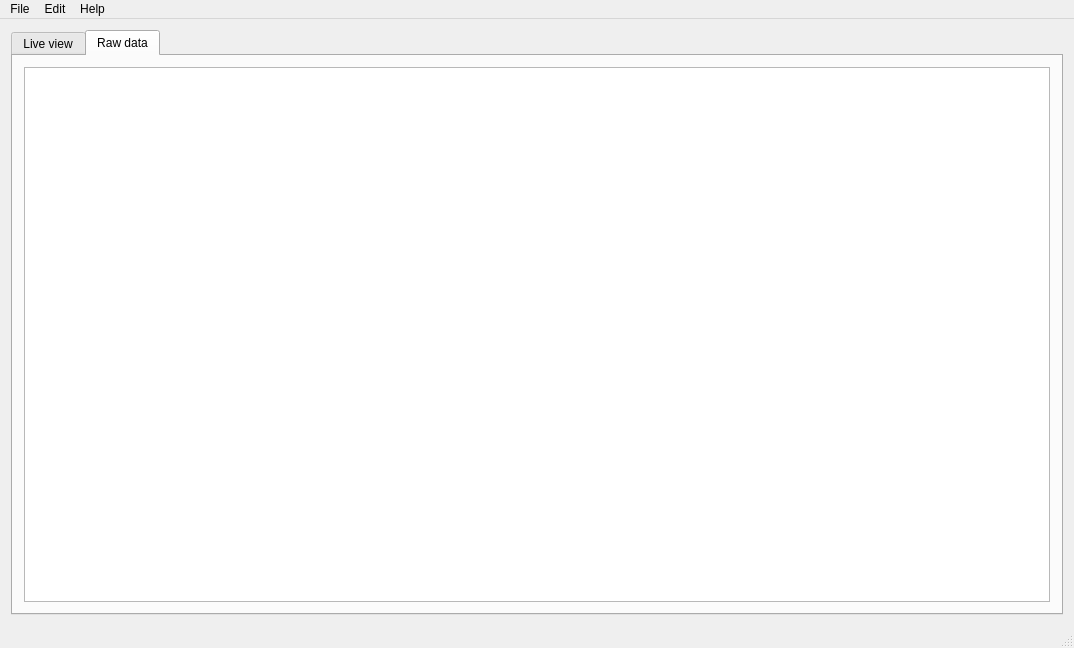
This is src/MemoryProfiler/MemoryProfiler/mainwindow.ui in madrenegade/PGameStudio as Qt 5 draws it before an edit. The edited form follows.
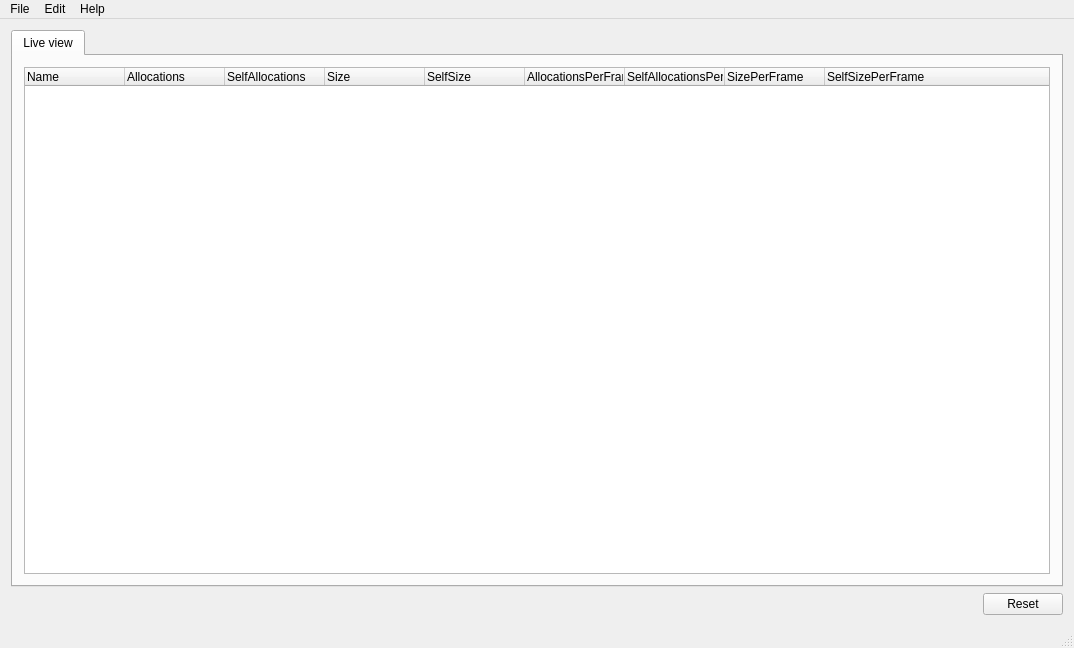
This is the edited form. The open tabs and pages were chosen to show the change.

Commit message: Added reset button to memprof GUI

```diff
--- a/src/MemoryProfiler/MemoryProfiler/mainwindow.ui
+++ b/src/MemoryProfiler/MemoryProfiler/mainwindow.ui
@@ -14,8 +14,8 @@
    <string>MainWindow</string>
   </property>
   <widget class="QWidget" name="centralWidget">
-   <layout class="QHBoxLayout" name="horizontalLayout">
-    <item>
+   <layout class="QGridLayout" name="gridLayout">
+    <item row="0" column="0">
      <widget class="QTabWidget" name="tabWidget">
       <property name="enabled">
        <bool>true</bool>
@@ -118,20 +118,19 @@
         </item>
        </layout>
       </widget>
-      <widget class="QWidget" name="RawDataTab">
-       <attribute name="title">
-        <string>Raw data</string>
-       </attribute>
-       <layout class="QHBoxLayout" name="horizontalLayout_3">
-        <item>
-         <widget class="QTextBrowser" name="rawDataTextBrowser">
-          <property name="enabled">
-           <bool>true</bool>
-          </property>
-         </widget>
-        </item>
-       </layout>
-      </widget>
+     </widget>
+    </item>
+    <item row="1" column="0">
+     <widget class="QDialogButtonBox" name="buttonBox">
+      <property name="layoutDirection">
+       <enum>Qt::RightToLeft</enum>
+      </property>
+      <property name="standardButtons">
+       <set>QDialogButtonBox::Reset</set>
+      </property>
+      <property name="centerButtons">
+       <bool>false</bool>
+      </property>
      </widget>
     </item>
    </layout>
```
The commit also changes 5 other files.
